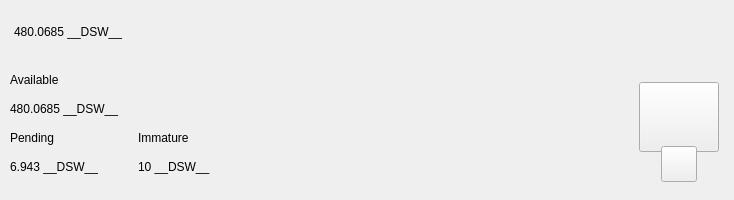
decenomy/DSW, file src/qt/pivx/forms/topbar.ui: the form before one commit.
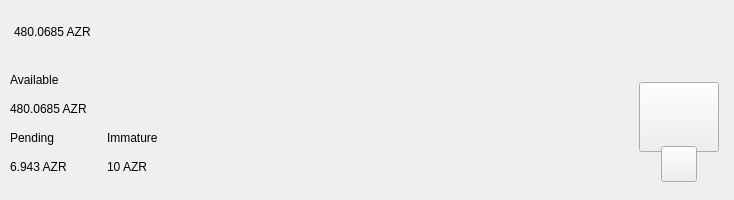
The form after the commit. Custom widgets are drawn as their Qt base class.

```diff
--- a/src/qt/pivx/forms/topbar.ui
+++ b/src/qt/pivx/forms/topbar.ui
@@ -119,7 +119,7 @@
                <string notr="true">padding:0px;margin:0px;</string>
               </property>
               <property name="text">
-               <string notr="true">480.0685 __DSW__</string>
+               <string notr="true">480.0685 AZR</string>
               </property>
              </widget>
             </item>
@@ -369,7 +369,7 @@
                <item>
                 <widget class="QLabel" name="labelAmountPiv">
                  <property name="text">
-                  <string notr="true">480.0685 __DSW__</string>
+                  <string notr="true">480.0685 AZR</string>
                  </property>
                 </widget>
                </item>
@@ -392,7 +392,7 @@
                  <item>
                   <widget class="QLabel" name="labelPendingPiv">
                    <property name="text">
-                    <string notr="true">6.943 __DSW__</string>
+                    <string notr="true">6.943 AZR</string>
                    </property>
                   </widget>
                  </item>
@@ -426,7 +426,7 @@
                  <item>
                   <widget class="QLabel" name="labelImmaturePiv">
                    <property name="text">
-                    <string notr="true">10 __DSW__</string>
+                    <string notr="true">10 AZR</string>
                    </property>
                   </widget>
                  </item>
```
